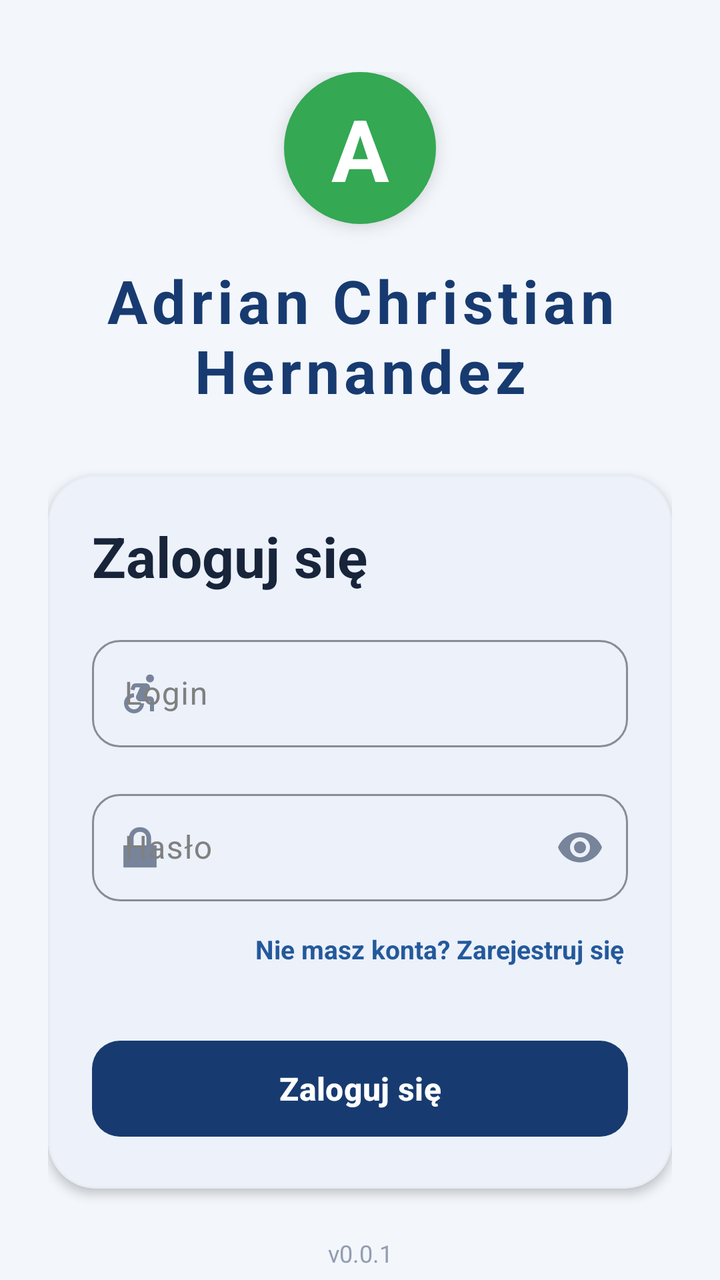
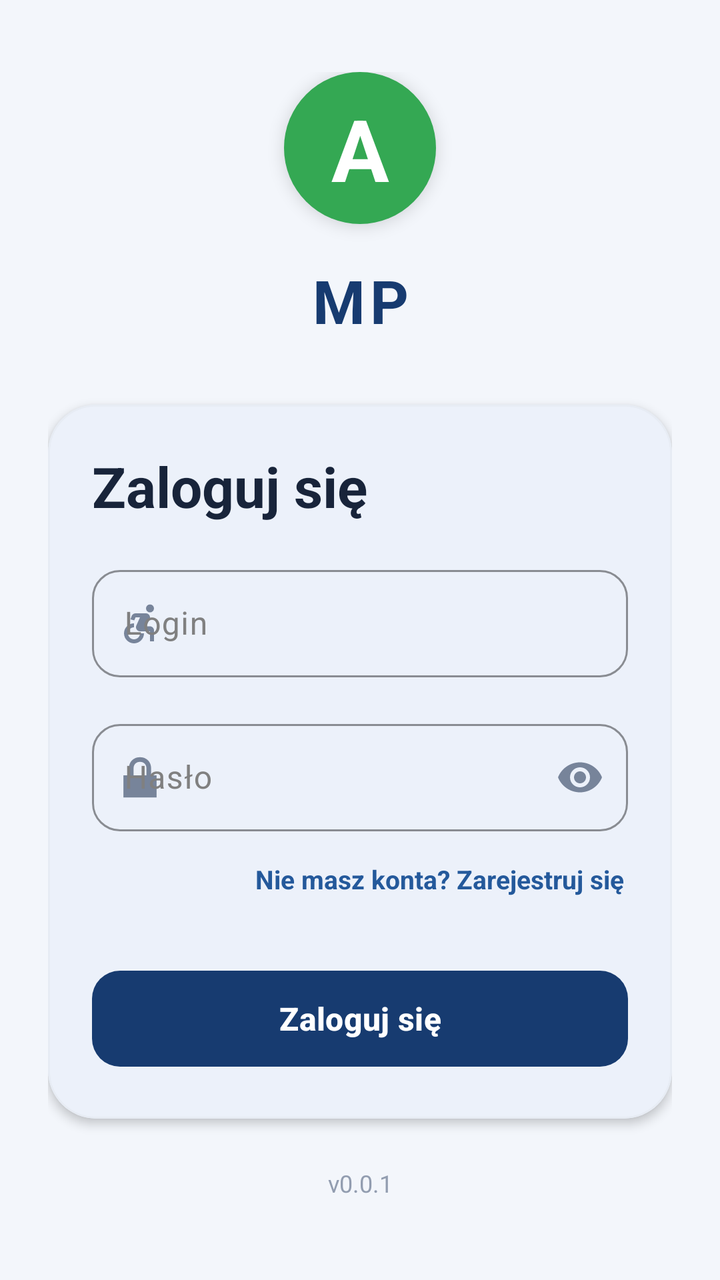

Two renders of the same Android screen: before a commit and after it. Below are the layout's source before the change and the commit's diff.
<!-- AndroidManifest.xml: application theme Theme.Bank3 -->
<!-- res/layout/activity_main.xml -->
<?xml version="1.0" encoding="utf-8"?>
<androidx.constraintlayout.widget.ConstraintLayout
    xmlns:android="http://schemas.android.com/apk/res/android"
    xmlns:app="http://schemas.android.com/apk/res-auto"
    xmlns:tools="http://schemas.android.com/tools"
    android:id="@+id/main"
    android:layout_width="match_parent"
    android:layout_height="match_parent"
    android:background="#F3F6FB"
    tools:context=".ui.auth.MainActivity">

    <ScrollView
        android:layout_width="0dp"
        android:layout_height="0dp"
        android:fillViewport="true"
        android:clipToPadding="false"
        android:paddingStart="24dp"
        android:paddingEnd="24dp"
        android:scrollbars="none"
        app:layout_constraintTop_toTopOf="parent"
        app:layout_constraintBottom_toBottomOf="parent"
        app:layout_constraintStart_toStartOf="parent"
        app:layout_constraintEnd_toEndOf="parent">

        <LinearLayout
            android:layout_width="match_parent"
            android:layout_height="wrap_content"
            android:orientation="vertical"
            android:gravity="center_horizontal"
            android:paddingTop="36dp"
            android:paddingBottom="28dp">

            
            <TextView
                android:layout_width="76dp"
                android:layout_height="76dp"
                android:gravity="center"
                android:text="A"
                android:textColor="#FFFFFF"
                android:textSize="43sp"
                android:textStyle="bold"
                android:background="@drawable/bg_logo_round"
                android:elevation="5dp" />

            <TextView
                android:id="@+id/bank"
                android:layout_width="match_parent"
                android:layout_height="wrap_content"
                android:layout_marginTop="18dp"
                android:gravity="center"
                android:text="Adrian Christian Hernandez"
                android:textColor="#173B70"
                android:textSize="30sp"
                android:textStyle="bold"
                android:letterSpacing="0.08" />

            
            <com.google.android.material.card.MaterialCardView
                android:layout_width="match_parent"
                android:layout_height="wrap_content"
                android:layout_marginTop="32dp"
                app:cardBackgroundColor="#FFFFFF"
                app:cardCornerRadius="24dp"
                app:cardElevation="3dp"
                app:strokeColor="#E7ECF4"
                app:strokeWidth="1dp">

                <LinearLayout
                    android:layout_width="match_parent"
                    android:layout_height="wrap_content"
                    android:orientation="vertical"
                    android:padding="22dp">

                    <TextView
                        android:layout_width="match_parent"
                        android:layout_height="wrap_content"
                        android:text="Zaloguj się"
                        android:textColor="#18243A"
                        android:textSize="28sp"
                        android:textStyle="bold" />

                    
                    <com.google.android.material.textfield.TextInputLayout
                        android:id="@+id/loginLayout"
                        android:layout_width="match_parent"
                        android:layout_height="wrap_content"
                        android:layout_marginTop="18dp"
                        android:hint="Login"
                        android:textColorHint="@color/gray"
                        app:boxBackgroundMode="outline"
                        app:boxCornerRadiusTopStart="14dp"
                        app:boxCornerRadiusTopEnd="14dp"
                        app:boxCornerRadiusBottomStart="14dp"
                        app:boxCornerRadiusBottomEnd="14dp"
                        app:boxStrokeColor="#24599B"
                        app:hintTextColor="@color/black"
                        app:errorTextColor="@color/red"
                        app:boxStrokeErrorColor="@color/red"
                        app:startIconDrawable="@drawable/sprint"
                        app:startIconTint="#77849A"
                        app:errorIconTint="@color/red">

                        <com.google.android.material.textfield.TextInputEditText
                            android:id="@+id/editLogin"
                            android:layout_width="match_parent"
                            android:layout_height="wrap_content"
                            android:inputType="text"
                            android:singleLine="true"
                            android:imeOptions="actionNext"
                            android:textColor="@color/black"
                            android:textSize="16sp"
                            android:paddingTop="16dp"
                            android:paddingBottom="16dp" />

                    </com.google.android.material.textfield.TextInputLayout>


                    
                    <com.google.android.material.textfield.TextInputLayout
                        android:id="@+id/hasloLayout"
                        android:layout_width="match_parent"
                        android:layout_height="wrap_content"
                        android:layout_marginTop="18dp"
                        android:hint="Hasło"
                        android:textColorHint="@color/gray"
                        app:boxBackgroundMode="outline"
                        app:boxCornerRadiusTopStart="14dp"
                        app:boxCornerRadiusTopEnd="14dp"
                        app:boxCornerRadiusBottomStart="14dp"
                        app:boxCornerRadiusBottomEnd="14dp"
                        app:boxStrokeColor="#24599B"
                        app:hintTextColor="@color/black"
                        app:errorTextColor="@color/red"
                        app:boxStrokeErrorColor="@color/red"
                        app:startIconDrawable="@android:drawable/ic_lock_lock"
                        app:startIconTint="#77849A"
                        app:endIconMode="password_toggle"
                        app:endIconTint="#77849A"
                        app:errorIconTint="@color/red">

                        <com.google.android.material.textfield.TextInputEditText
                            android:id="@+id/editHaslo"
                            android:layout_width="match_parent"
                            android:layout_height="wrap_content"
                            android:inputType="textPassword"
                            android:singleLine="true"
                            android:imeOptions="actionDone"
                            android:textColor="@color/black"
                            android:textSize="16sp"
                            android:paddingTop="16dp"
                            android:paddingBottom="16dp" />

                    </com.google.android.material.textfield.TextInputLayout>

                    
                    <TextView
                        android:id="@+id/btnRegister"
                        android:layout_width="wrap_content"
                        android:layout_height="48dp"
                        android:layout_gravity="end"
                        android:gravity="center"
                        android:paddingStart="10dp"
                        android:paddingEnd="2dp"
                        android:text="Nie masz konta? Zarejestruj się"
                        android:textColor="#24599B"
                        android:textSize="13sp"
                        android:textStyle="bold"
                        android:clickable="true"
                        android:focusable="true"
                        android:background="?attr/selectableItemBackground" />

                    
                    <TextView
                        android:id="@+id/errorText"
                        android:layout_width="match_parent"
                        android:layout_height="wrap_content"
                        android:gravity="center"

                        android:textColor="#C62828"
                        android:textSize="13sp"
                        android:accessibilityLiveRegion="polite" />

                    
                    <com.google.android.material.button.MaterialButton
                        android:id="@+id/btnLogin"
                        android:layout_width="match_parent"
                        android:layout_height="56dp"
                        android:text="Zaloguj się"
                        android:textAllCaps="false"
                        android:textColor="#FFFFFF"
                        android:textSize="16sp"
                        android:textStyle="bold"
                        app:backgroundTint="#173B70"
                        app:cornerRadius="14dp"
                        app:elevation="2dp" />

                </LinearLayout>

            </com.google.android.material.card.MaterialCardView>

            
            <TextView
                android:layout_width="match_parent"
                android:layout_height="wrap_content"
                android:layout_marginTop="24dp"

                android:gravity="center"
                android:text="v0.0.1"
                android:textColor="#929DB0"
                android:textSize="12sp" />

        </LinearLayout>
    </ScrollView>

</androidx.constraintlayout.widget.ConstraintLayout>
<!-- resources referenced by this layout -->
<resources>
  <color name="black">#FF000000</color>
  <color name="gray">#808080</color>
  <color name="red">#FF0000</color>
  <!-- drawable bg_logo_round (drawable) -->
  <?xml version="1.0" encoding="utf-8"?>
  <shape xmlns:android="http://schemas.android.com/apk/res/android"
      android:shape="oval">
      <solid android:color="#34A853" />
  </shape>
  <!-- drawable sprint (drawable) -->
  <vector xmlns:android="http://schemas.android.com/apk/res/android" android:autoMirrored="true" android:height="24dp" android:tint="#000000" android:viewportHeight="24" android:viewportWidth="24" android:width="24dp">
        
      <path android:fillColor="@android:color/white" android:pathData="M17,4.54m-2,0a2,2 0,1 1,4 0a2,2 0,1 1,-4 0"/>
        
      <path android:fillColor="@android:color/white" android:pathData="M14,17h-2c0,1.65 -1.35,3 -3,3s-3,-1.35 -3,-3 1.35,-3 3,-3v-2c-2.76,0 -5,2.24 -5,5s2.24,5 5,5 5,-2.24 5,-5zM17,13.5h-1.86l1.67,-3.67C17.42,8.5 16.44,7 14.96,7h-5.2c-0.81,0 -1.54,0.47 -1.87,1.2L7.22,10l1.92,0.53L9.79,9L12,9l-1.83,4.1c-0.6,1.33 0.39,2.9 1.85,2.9L17,16v5h2v-5.5c0,-1.1 -0.9,-2 -2,-2z"/>
      
  </vector>
  <style name="Theme.Bank3" parent="Base.Theme.Bank3" />
  <style name="Base.Theme.Bank3" parent="Theme.Material3.Light.NoActionBar">
  
          <item name="colorPrimary">@color/theme_primary</item>
          <item name="colorOnPrimary">@color/theme_on_primary</item>
  
          <item name="colorSecondary">@color/theme_accent</item>
          <item name="colorOnSecondary">@color/theme_on_primary</item>
  
          <item name="android:colorBackground">@color/theme_background</item>
          <item name="colorSurface">@color/theme_surface</item>
          <item name="colorOnSurface">@color/theme_text</item>
  
          <item name="android:statusBarColor">@color/theme_background</item>
          <item name="android:navigationBarColor">@color/theme_background</item>
  
          <item name="android:windowLightStatusBar">true</item>
          <item name="android:windowLightNavigationBar">true</item>
      </style>
  <color name="theme_primary">#2457C5</color>
  <color name="theme_on_primary">#FFFFFF</color>
  <color name="theme_accent">#527DE8</color>
  <color name="theme_background">#F5F7FC</color>
  <color name="theme_surface">#FFFFFF</color>
  <color name="theme_text">#17243A</color>
</resources>

<!-- the commit's change to res/layout/activity_main.xml (unified diff, before → after) -->
@@ -48,7 +48,7 @@
                 android:layout_height="wrap_content"
                 android:layout_marginTop="18dp"
                 android:gravity="center"
-                android:text="Adrian Christian Hernandez"
+                android:text="MP"
                 android:textColor="#173B70"
                 android:textSize="30sp"
                 android:textStyle="bold"
